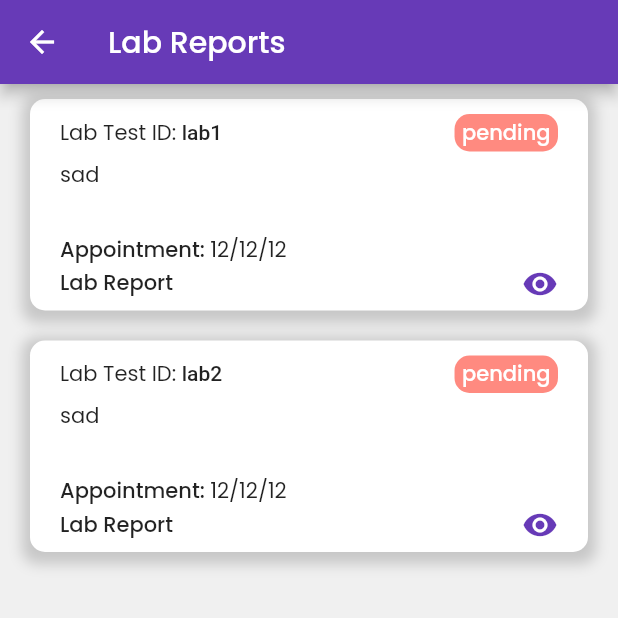
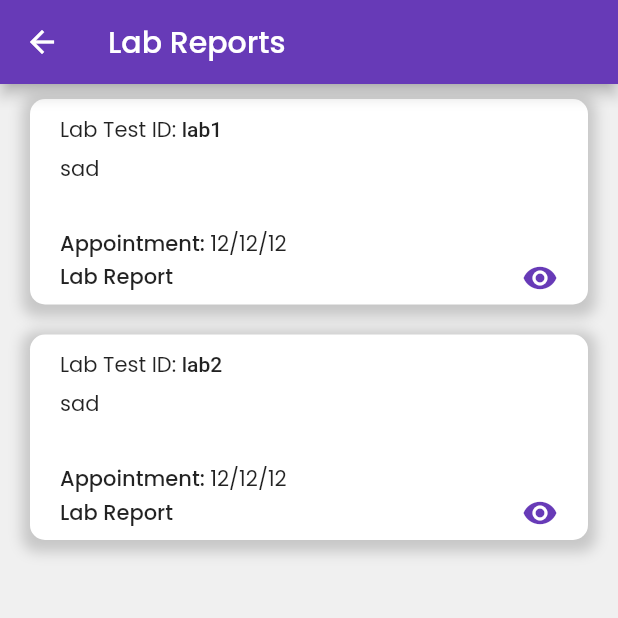
Before and after one commit to InterIIT-HMS/HMS_App, a Flutter app: the LabReports screen opened directly, on a phone screen of 412 x 824 dp, the top half of it. Run offline on Flutter 3.47's test engine with Material 2 defaults, Android fonts, the phone set to English and light mode, and no system bars; our stand-ins replace connectivity, flutter_icons, flutter_svg, fluttertoast; missing offline and left inert: auth0, flutter_auth0, flutter_cached_pdfview.

Commit message:
Hospital UI DONE.

```diff
--- a/lib/screens/Appointments.dart
+++ b/lib/screens/Appointments.dart
@@ -264,7 +264,6 @@ class _AppointmentsState extends State<Appointments> {
                                               },
                                               items: <String>[
                                                 'View',
-                                                'Update',
                                               ].map<DropdownMenuItem<String>>(
                                                   (String value) {
                                                 return DropdownMenuItem<String>(
--- a/lib/screens/LabReports.dart
+++ b/lib/screens/LabReports.dart
@@ -145,35 +145,7 @@ class _LabReportsState extends State<LabReports> {
                                                   ),
                                                 ]),
                                           ),
-                                          Container(
-                                            padding: const EdgeInsets.symmetric(
-                                                vertical: 2, horizontal: 5),
-                                            decoration: BoxDecoration(
-                                                borderRadius:
-                                                    BorderRadius.circular(10),
-                                                color: _completedLabTests[index]
-                                                            ['test_status'] ==
-                                                        'ACCEPTED'
-                                                    ? Colors.green
-                                                    : _completedLabTests[index][
-                                                                'test_status'] ==
-                                                            'PAID'
-                                                        ? Colors.blue[700]
-                                                        : _completedLabTests[
-                                                                        index][
-                                                                    'test_status'] ==
-                                                                'COMPLETED'
-                                                            ? Colors.grey[600]
-                                                            : Colors.redAccent[
-                                                                100]),
-                                            child: Text(
-                                              _completedLabTests[index]
-                                                  ['test_status'],
-                                              style: TextStyle(
-                                                  color: colorWhite,
-                                                  fontWeight: FontWeight.w500),
-                                            ),
-                                          )
+
                                         ],
                                       ),
                                       SizedBox(height: 5),
```
